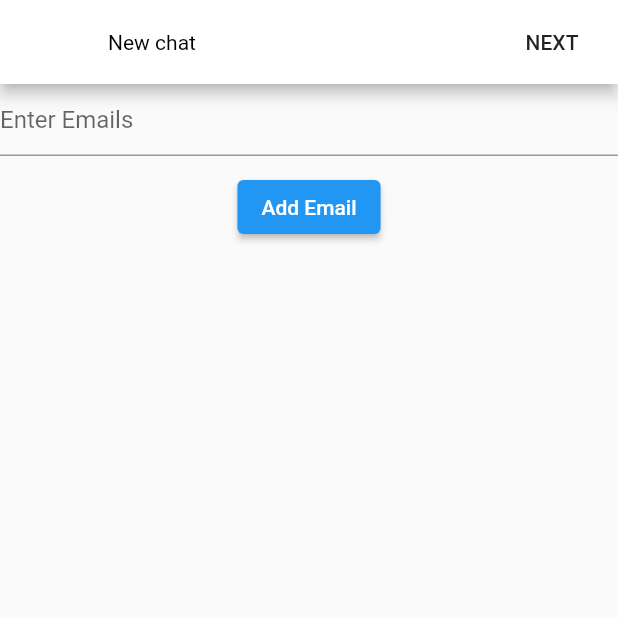
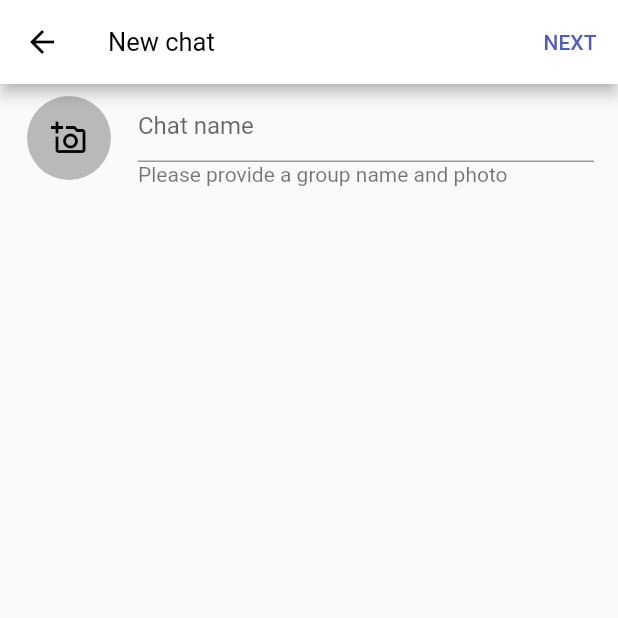
Before and after one commit to vasu23gupta/msengage, a Flutter app: the ChatHome screen opened directly, after a tap on the "create" icon, on a phone screen of 412 x 824 dp, the top half of it. Run offline on Flutter 3.47's test engine with Material 2 defaults, Android fonts, the phone set to English and light mode, and no system bars; our stand-ins replace dio, file_picker, firebase_auth, firebase_core, firebase_storage, socket_io_client and 1 more; missing offline and left inert: jitsi_meet, profanity_filter; accounts and stored records are empty; network calls fail; statements that could not run were skipped.

Commit message:
ui, team image

```diff
--- a/teams_clone/lib/models/AppUser.dart
+++ b/teams_clone/lib/models/AppUser.dart
@@ -5,6 +5,7 @@ import 'package:flutter/material.dart';
 class AppUser {
   late String name;
   late String id;
+  late String email;
   String? imgUrl;
   late CircleAvatar icon;
 
@@ -12,6 +13,7 @@ class AppUser {
     name = json['username'];
     id = json['_id'];
     imgUrl = json['imgUrl'];
+    email = json['email'];
     if (imgUrl == null || imgUrl!.isEmpty)
       icon = CircleAvatar(child: Text(name.substring(0, 2).toUpperCase()));
     else
@@ -22,6 +24,7 @@ class AppUser {
     name = user.displayName!;
     id = user.uid;
     imgUrl = user.photoURL;
+    email = user.email!;
     if (imgUrl == null || imgUrl!.isEmpty)
       icon = CircleAvatar(child: Text(name.substring(0, 2).toUpperCase()));
     else
--- a/teams_clone/lib/models/ChatRoom.dart
+++ b/teams_clone/lib/models/ChatRoom.dart
@@ -4,6 +4,7 @@ import 'package:flutter/material.dart';
 import 'package:teams_clone/models/AppUser.dart';
 import 'package:teams_clone/models/CalendarEvent.dart';
 import 'package:teams_clone/models/ChatMessage.dart';
+import 'package:teams_clone/services/database.dart';
 
 class ChatRoom {
   late String roomId;
@@ -38,11 +39,12 @@ class ChatRoom {
   }
 
   ChatRoom({required this.roomId});
+
   CircleAvatar _makeIcon() {
     return CircleAvatar(
         backgroundColor: Colors.white,
         backgroundImage: imgUrl == null || imgUrl!.isEmpty
             ? ExactAssetImage("assets/default_group_icon.png")
-            : NetworkImage(imgUrl!) as ImageProvider);
+            : NetworkImage(URL + "images/" + imgUrl!) as ImageProvider);
   }
 }
--- a/teams_clone/lib/screens/chat/chat_home.dart
+++ b/teams_clone/lib/screens/chat/chat_home.dart
@@ -6,7 +6,8 @@ import 'package:http/http.dart';
 import 'package:provider/provider.dart';
 import 'package:teams_clone/models/ChatRoom.dart';
 import 'package:teams_clone/screens/chat/chat.dart';
-import 'package:teams_clone/screens/chat/create_chat.dart';
+import 'package:teams_clone/screens/chat/add_users.dart';
+import 'package:teams_clone/screens/chat/name_image.dart';
 import 'package:teams_clone/screens/search.dart';
 import 'package:teams_clone/services/chat.dart';
 import 'package:teams_clone/services/database.dart';
@@ -54,7 +55,7 @@ class _ChatHomeState extends State<ChatHome> {
       body: _buildScaffold(),
       floatingActionButton: FloatingActionButton(
         onPressed: () => Navigator.of(context)
-            .push(MaterialPageRoute(builder: (_) => CreateChat())),
+            .push(MaterialPageRoute(builder: (_) => ChatNameImage())),
         child: Icon(Icons.create),
       ),
     );
--- a/teams_clone/lib/screens/chat/create_chat.dart
+++ /dev/null
@@ -1,93 +0,0 @@
-import 'dart:collection';
-
-import 'package:firebase_auth/firebase_auth.dart';
-import 'package:flutter/material.dart';
-import 'package:provider/provider.dart';
-import 'package:teams_clone/models/ChatRoom.dart';
-import 'package:teams_clone/screens/chat/chat.dart';
-import 'package:teams_clone/services/database.dart';
-
-class CreateChat extends StatefulWidget {
-  const CreateChat({Key? key}) : super(key: key);
-
-  @override
-  _CreateChatState createState() => _CreateChatState();
-}
-
-class _CreateChatState extends State<CreateChat> {
-  List<String> _emails = [];
-  HashMap<String, String> _emailsAndIds = new HashMap();
-  TextEditingController _addEmailController = TextEditingController();
-  User? _user;
-
-  @override
-  void initState() {
-    super.initState();
-    _user = Provider.of<User?>(context, listen: false);
-  }
-
-  Iterable<Widget> get _tagWidgets sync* {
-    for (final String tag in _emails)
-      yield Padding(
-        padding: const EdgeInsets.all(4.0),
-        child: InputChip(
-          label: Text(tag),
-          onDeleted: () => setState(
-              () => _emails.removeWhere((String entry) => entry == tag)),
-        ),
-      );
-  }
-
-  @override
-  Widget build(BuildContext context) {
-    return Scaffold(
-      appBar: AppBar(
-        title: Text("New chat"),
-        actions: [
-          FlatButton(
-            onPressed: () async {
-              String? roomId = await ChatDatabaseService.createNewChatRoom(
-                  _emailsAndIds.values.toList(), "New Chat", _user!.uid);
-              if (roomId != null)
-                Navigator.of(context).push(MaterialPageRoute(
-                    builder: (_) => Chat(ChatRoom(roomId: roomId))));
-            },
-            child: Text("NEXT"),
-          )
-        ],
-      ),
-      body: Column(
-        //mainAxisSize: MainAxisSize.min,
-        children: [
-          TextField(
-            controller: _addEmailController,
-            decoration: InputDecoration(hintText: "Enter Emails"),
-          ),
-          Padding(
-            padding: EdgeInsets.all(10),
-            child: ElevatedButton(
-              onPressed: () async {
-                String email = _addEmailController.text;
-                if (email.isNotEmpty &&
-                    !_emails.contains(email) &&
-                    _user!.email != email) {
-                  String? id = await UserDBService.getUserIdFromEmail(email);
-                  if (id != null) {
-                    _emails.add(email);
-                    _emailsAndIds.putIfAbsent(email, () => id);
-                    setState(() => _addEmailController.clear());
-                  } else
-                    ScaffoldMessenger.of(context).showSnackBar(
-                        SnackBar(content: Text("User doesnt exist")));
-                } else
-                  setState(() => _addEmailController.clear());
-              },
-              child: Text('Add Email'),
-            ),
-          ),
-          Wrap(children: _tagWidgets.toList()),
-        ],
-      ),
-    );
-  }
-}
--- /dev/null
+++ b/teams_clone/lib/screens/chat/name_image.dart
@@ -0,0 +1,65 @@
+import 'dart:io';
+import 'package:file_picker/file_picker.dart';
+import 'package:flutter/material.dart';
+import 'package:teams_clone/models/ChatRoom.dart';
+import 'package:teams_clone/screens/chat/add_users.dart';
+import 'package:teams_clone/shared/constants.dart';
+
+class ChatNameImage extends StatefulWidget {
+  const ChatNameImage({Key? key}) : super(key: key);
+
+  @override
+  _ChatNameImageState createState() => _ChatNameImageState();
+}
+
+class _ChatNameImageState extends State<ChatNameImage> {
+  ChatRoom _room = ChatRoom(roomId: '');
+  TextEditingController _controller = TextEditingController();
+  @override
+  Widget build(BuildContext context) {
+    return Scaffold(
+      appBar: AppBar(
+        title: Text("New chat", style: APPBAR_TEXT_STYLE),
+        iconTheme: APPBAR_ICON_THEME,
+        actions: [
+          TextButton(
+            onPressed: () {
+              _room.name = _controller.text;
+              Navigator.of(context).push(
+                  MaterialPageRoute(builder: (_) => AddUsers(room: _room)));
+            },
+            child: Text("NEXT"),
+            style: TextButton.styleFrom(primary: PURPLE_COLOR),
+          )
+        ],
+      ),
+      body: ListTile(
+        leading: GestureDetector(
+          onTap: _pickFile,
+          child: _room.imgUrl == null
+              ? CircleAvatar(
+                  radius: 30,
+                  child: Icon(Icons.add_a_photo_outlined, color: Colors.black),
+                  backgroundColor: Colors.black26,
+                )
+              : CircleAvatar(
+                  radius: 30,
+                  backgroundImage: Image.file(File(_room.imgUrl!)).image,
+                ),
+        ),
+        title: TextField(
+          controller: _controller,
+          decoration: InputDecoration(
+              hintText: "Chat name", focusedBorder: UnderlineInputBorder()),
+        ),
+        subtitle: Text("Please provide a group name and photo"),
+      ),
+    );
+  }
+
+  Future<void> _pickFile() async {
+    FilePickerResult? pickedFile = await FilePicker.platform.pickFiles();
+    if (pickedFile != null)
+      setState(() => _room.imgUrl = pickedFile.files.first.path);
+  }
+}
--- a/teams_clone/lib/screens/home.dart
+++ b/teams_clone/lib/screens/home.dart
@@ -7,6 +7,7 @@ import 'package:teams_clone/screens/meet/meet.dart';
 import 'package:teams_clone/screens/more/calendar.dart';
 import 'package:teams_clone/screens/profile.dart';
 import 'package:teams_clone/services/auth.dart';
+import 'package:teams_clone/shared/constants.dart';
 
 class Home extends StatefulWidget {
   const Home({Key? key}) : super(key: key);
@@ -67,13 +68,12 @@ class _HomeState extends State<Home> {
     return Scaffold(
       key: _scaffoldKey,
       appBar: AppBar(
-        iconTheme: IconThemeData(color: Colors.black),
+        iconTheme: APPBAR_ICON_THEME,
         leading: IconButton(
           icon: _appUser.icon,
           onPressed: () => _scaffoldKey.currentState!.openDrawer(),
         ),
-        title: Text(_appBarTitles[_currentIndex],
-            style: TextStyle(color: Colors.black, fontSize: 17)),
+        title: Text(_appBarTitles[_currentIndex], style: APPBAR_TEXT_STYLE),
         elevation: 0,
       ),
       drawer: Drawer(
--- a/teams_clone/lib/screens/more/calendar.dart
+++ b/teams_clone/lib/screens/more/calendar.dart
@@ -49,9 +49,9 @@ class _CalendarState extends State<Calendar> {
       ? const Center(child: CircularProgressIndicator())
       : Scaffold(
           appBar: AppBar(
-            iconTheme: IconThemeData(color: Colors.black),
+            iconTheme: APPBAR_ICON_THEME,
             title: Text(MONTHS_FULL[DateTime.now().month - 1],
-                style: TextStyle(color: Colors.black, fontSize: 17)),
+                style: APPBAR_TEXT_STYLE),
           ),
           floatingActionButton: FloatingActionButton(
             onPressed: () => Navigator.of(context).push(
--- a/teams_clone/lib/screens/more/create_event.dart
+++ b/teams_clone/lib/screens/more/create_event.dart
@@ -42,9 +42,8 @@ class _CreateEventState extends State<CreateEvent> {
   Widget build(BuildContext context) {
     return Scaffold(
       appBar: AppBar(
-        iconTheme: IconThemeData(color: Colors.black),
-        title: Text("New event",
-            style: TextStyle(color: Colors.black, fontSize: 17)),
+        iconTheme: APPBAR_ICON_THEME,
+        title: Text("New event", style: APPBAR_TEXT_STYLE),
         actions: <Widget>[
           IconButton(
               onPressed: () async {
--- a/teams_clone/lib/screens/more/event_details.dart
+++ b/teams_clone/lib/screens/more/event_details.dart
@@ -16,9 +16,8 @@ class EventDetails extends StatelessWidget {
     final _ed = event.endDate;
     return Scaffold(
       appBar: AppBar(
-        iconTheme: IconThemeData(color: Colors.black),
-        title: Text("Event details",
-            style: TextStyle(color: Colors.black, fontSize: 17)),
+        iconTheme: APPBAR_ICON_THEME,
+        title: Text("Event details", style: APPBAR_TEXT_STYLE),
       ),
       body: Padding(
         padding: const EdgeInsets.all(8.0),
--- a/teams_clone/lib/screens/profile.dart
+++ b/teams_clone/lib/screens/profile.dart
@@ -2,6 +2,7 @@ import 'package:firebase_auth/firebase_auth.dart';
 import 'package:flutter/material.dart';
 import 'package:provider/provider.dart';
 import 'package:teams_clone/models/AppUser.dart';
+import 'package:teams_clone/shared/constants.dart';
 
 class Profile extends StatefulWidget {
   final AppUser appUser;
@@ -26,9 +27,8 @@ class _ProfileState extends State<Profile> {
   Widget build(BuildContext context) {
     return Scaffold(
       appBar: AppBar(
-        iconTheme: IconThemeData(color: Colors.black),
-        title: Text(_appUser.name,
-            style: TextStyle(color: Colors.black, fontSize: 17)),
+        iconTheme: APPBAR_ICON_THEME,
+        title: Text(_appUser.name, style: APPBAR_TEXT_STYLE),
       ),
       body: Column(
         crossAxisAlignment: CrossAxisAlignment.end,
--- a/teams_clone/lib/shared/constants.dart
+++ b/teams_clone/lib/shared/constants.dart
@@ -19,10 +19,12 @@ const textInputDecoration = InputDecoration(
 );
 
 const PURPLE_COLOR = Color(0xff505AC9);
+const APPBAR_ICON_THEME = IconThemeData(color: Colors.black);
+const APPBAR_TEXT_STYLE = TextStyle(color: Colors.black, fontSize: 17);
 
 ThemeData themeData = ThemeData(
   appBarTheme: AppBarTheme(
-      actionsIconTheme: IconThemeData(color: Colors.black),
+      actionsIconTheme: APPBAR_ICON_THEME,
       backgroundColor: Colors.white,
       titleTextStyle: TextStyle(color: Colors.black)),
   floatingActionButtonTheme:
--- a/teams_clone/pubspec.yaml
+++ b/teams_clone/pubspec.yaml
@@ -37,6 +37,7 @@ dependencies:
   profanity_filter: ^2.0.0-nullsafety.0
   table_calendar:
   firebase_storage:
+  dio:
 
 dev_dependencies:
   flutter_test:
```
Also changed, not shown: teams_clone/lib/screens/chat/add_users.dart (added, +115 -0 lines), teams_clone/lib/screens/chat/chat.dart (+8 -5 lines), teams_clone/lib/screens/chat/chat_details.dart (+11 -8 lines), teams_clone/lib/services/database.dart (+22 -8 lines), teams_clone/pubspec.lock, 4 other files.
